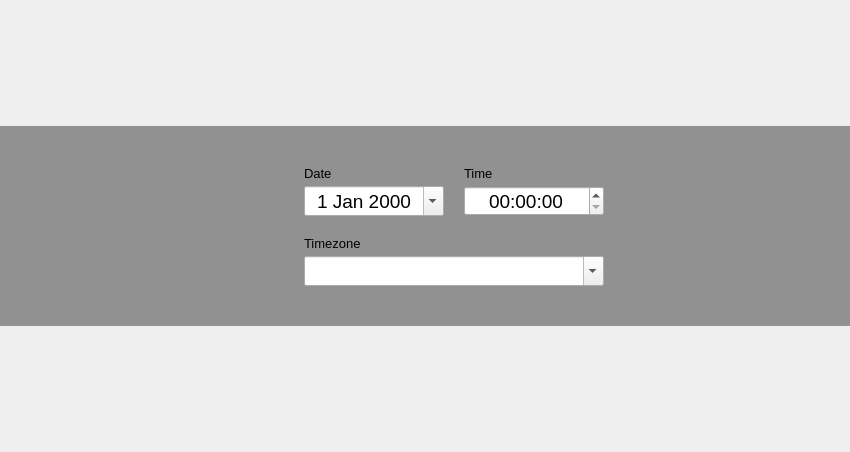
This is branches/yali/yali-proximate/yali/gui/Ui/datetimewidget.ui in pars-linux/uludag as Qt 5 draws it before an edit. The edited form follows.
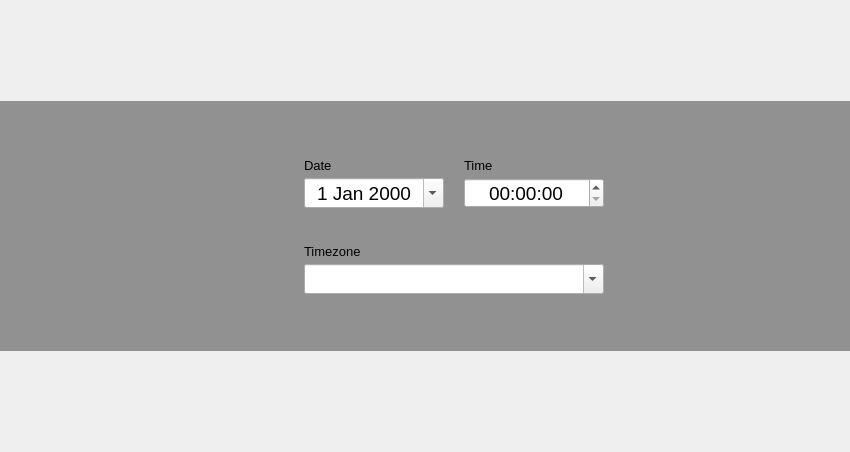
This is the edited form. Icons and pictures are not drawn.

What changed in the file:
```diff
--- a/branches/yali/yali-proximate/yali/gui/Ui/datetimewidget.ui
+++ b/branches/yali/yali-proximate/yali/gui/Ui/datetimewidget.ui
@@ -43,13 +43,13 @@
      <property name="minimumSize">
       <size>
        <width>600</width>
-       <height>0</height>
+       <height>250</height>
       </size>
      </property>
      <property name="maximumSize">
       <size>
        <width>16777215</width>
-       <height>200</height>
+       <height>250</height>
       </size>
      </property>
      <property name="styleSheet">
```
